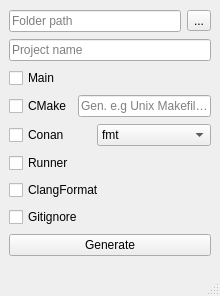
This is mainwindow.ui in BartlomiejGajdur/ProjectGenerator as Qt 5 draws it before an edit. The edited form follows.
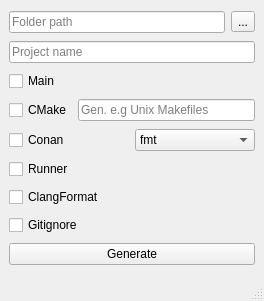
This is the edited form.

Diff of the .ui file:
```diff
--- a/mainwindow.ui
+++ b/mainwindow.ui
@@ -6,10 +6,22 @@
    <rect>
     <x>0</x>
     <y>0</y>
-    <width>220</width>
-    <height>296</height>
+    <width>264</width>
+    <height>301</height>
    </rect>
   </property>
+  <property name="minimumSize">
+   <size>
+    <width>264</width>
+    <height>301</height>
+   </size>
+  </property>
+  <property name="maximumSize">
+   <size>
+    <width>264</width>
+    <height>301</height>
+   </size>
+  </property>
   <property name="windowTitle">
    <string>ProjectGenerator</string>
   </property>
```
Left out of the diff: 2 changed lines with no effect on the pictures.
